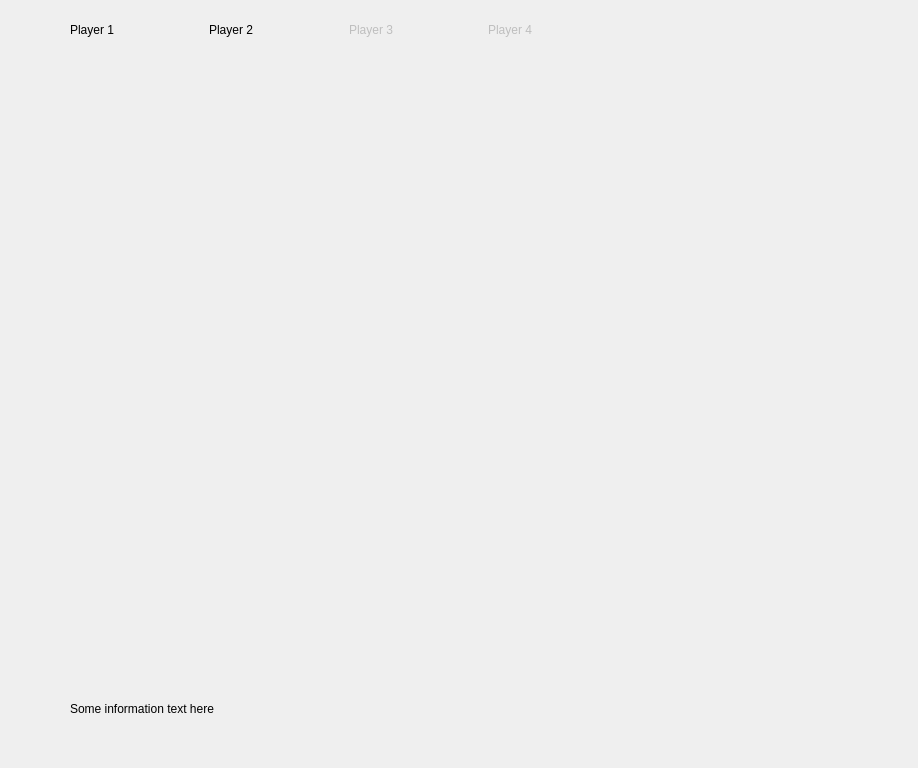
Dasio/ICP, file gui/game.ui: the form before one commit.
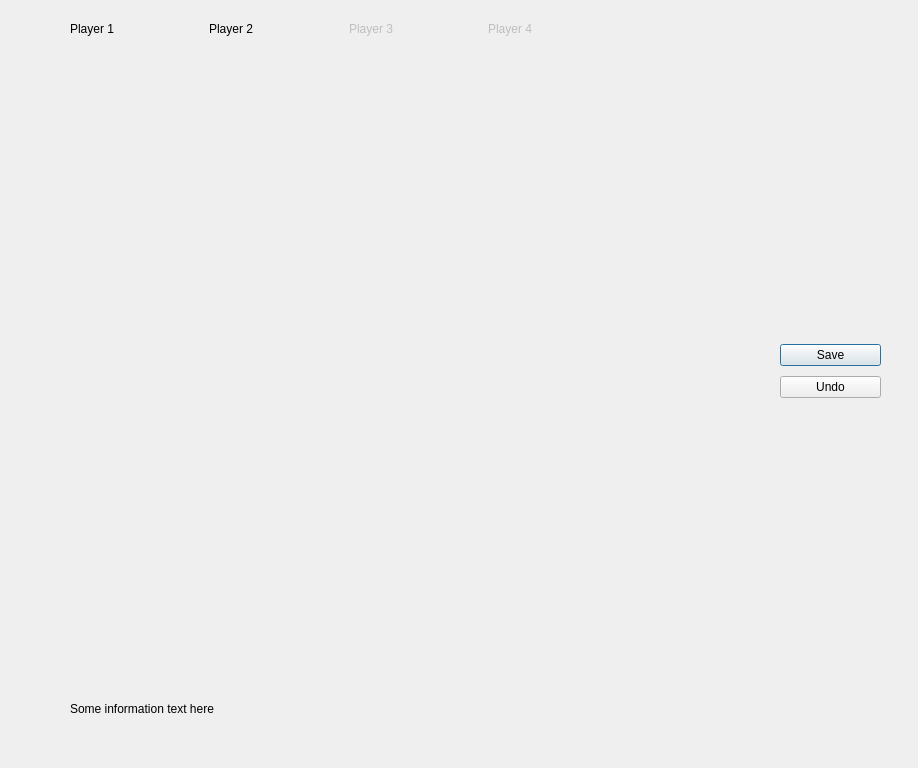
The form after the commit.

Commit message: GUI: Player score and save/load buttons

```diff
--- a/gui/game.ui
+++ b/gui/game.ui
@@ -19,7 +19,7 @@
      <x>70</x>
      <y>20</y>
      <width>551</width>
-     <height>44</height>
+     <height>67</height>
     </rect>
    </property>
    <layout class="QHBoxLayout" name="horizontalLayout">
@@ -39,6 +39,13 @@
         </property>
        </widget>
       </item>
+      <item>
+       <widget class="QLabel" name="player1Score">
+        <property name="text">
+         <string/>
+        </property>
+       </widget>
+      </item>
      </layout>
     </item>
     <item>
@@ -57,6 +64,13 @@
         </property>
        </widget>
       </item>
+      <item>
+       <widget class="QLabel" name="player2Score">
+        <property name="text">
+         <string/>
+        </property>
+       </widget>
+      </item>
      </layout>
     </item>
     <item>
@@ -78,6 +92,13 @@
         </property>
        </widget>
       </item>
+      <item>
+       <widget class="QLabel" name="player3Score">
+        <property name="text">
+         <string/>
+        </property>
+       </widget>
+      </item>
      </layout>
     </item>
     <item>
@@ -99,6 +120,13 @@
         </property>
        </widget>
       </item>
+      <item>
+       <widget class="QLabel" name="player4Score">
+        <property name="text">
+         <string/>
+        </property>
+       </widget>
+      </item>
      </layout>
     </item>
    </layout>
@@ -108,7 +136,7 @@
     <rect>
      <x>70</x>
      <y>150</y>
-     <width>631</width>
+     <width>671</width>
      <height>531</height>
     </rect>
    </property>
@@ -127,6 +155,32 @@
     <string>Some information text here</string>
    </property>
   </widget>
+  <widget class="QWidget" name="">
+   <property name="geometry">
+    <rect>
+     <x>780</x>
+     <y>340</y>
+     <width>101</width>
+     <height>62</height>
+    </rect>
+   </property>
+   <layout class="QVBoxLayout" name="verticalLayout_5">
+    <item>
+     <widget class="QPushButton" name="saveButton">
+      <property name="text">
+       <string>Save</string>
+      </property>
+     </widget>
+    </item>
+    <item>
+     <widget class="QPushButton" name="undoButton">
+      <property name="text">
+       <string>Undo</string>
+      </property>
+     </widget>
+    </item>
+   </layout>
+  </widget>
  </widget>
  <resources/>
  <connections/>
```
The commit also changes 5 other files.
